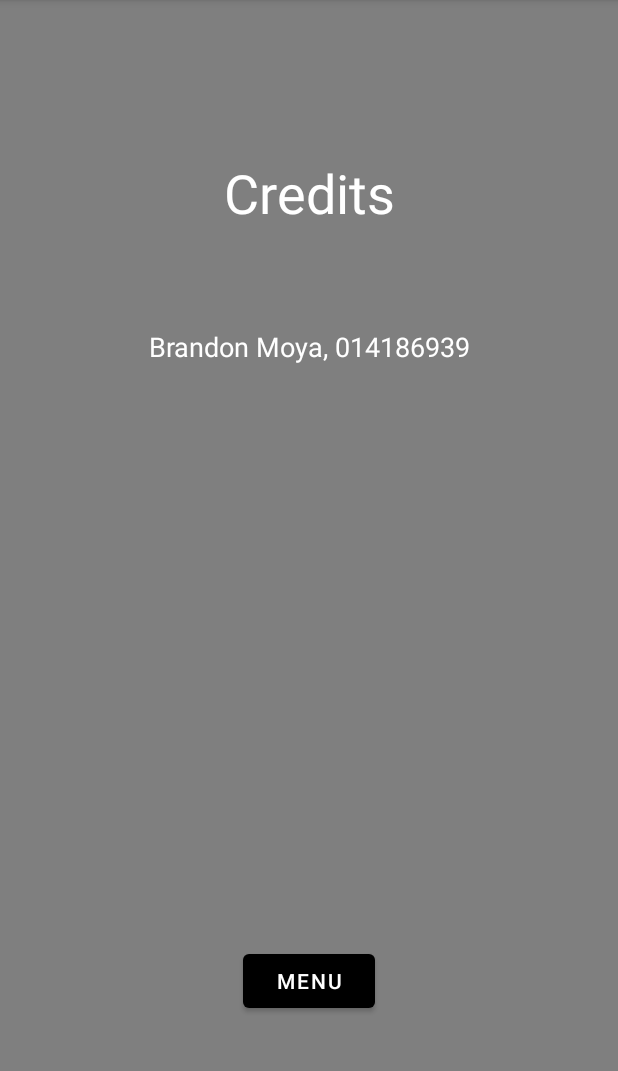
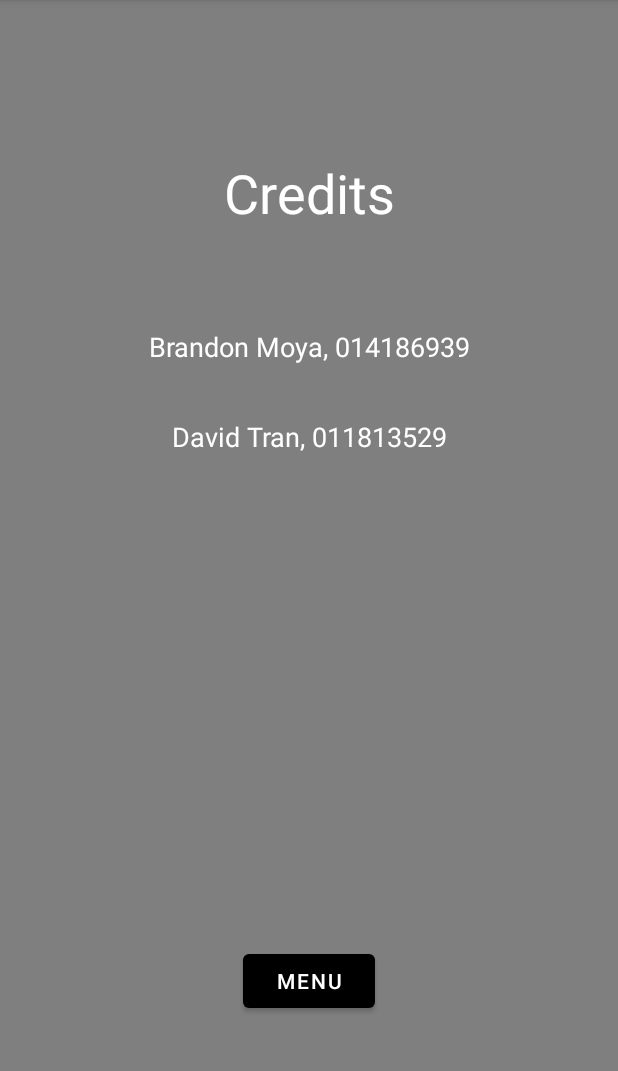
Before and after one commit to bmoya13/concentration_project, an Android app: the CreditsFragment screen opened through its navigation route, on a phone screen of 412 x 824 dp, the part 84-1155 px from its top. Run offline under Robolectric (Android 15) with nearby library versions, the phone set to English and light mode, and no system bars.

```diff
--- a/app/build.gradle
+++ b/app/build.gradle
@@ -35,6 +35,7 @@ dependencies {
     implementation 'androidx.constraintlayout:constraintlayout:2.0.4'
     implementation 'androidx.navigation:navigation-fragment:2.3.5'
     implementation 'androidx.navigation:navigation-ui:2.3.5'
+    implementation 'androidx.legacy:legacy-support-v4:1.0.0'
     testImplementation 'junit:junit:4.+'
     androidTestImplementation 'androidx.test.ext:junit:1.1.2'
     androidTestImplementation 'androidx.test.espresso:espresso-core:3.3.0'
--- a/app/src/main/java/com/example/androidproject/MainActivity.java
+++ b/app/src/main/java/com/example/androidproject/MainActivity.java
@@ -15,9 +15,11 @@ import android.view.Menu;
 import android.view.MenuItem;
 
 public class MainActivity extends AppCompatActivity {
-MediaPlayer mySong;
-boolean wantMusic = true;                      // boolean to keep track of if user wants music or not.
-public static int userCardInput;        // public static variable used to keep track of the desired number of cards from user.
+    MediaPlayer mySong;
+    boolean wantMusic = true;                      // boolean to keep track of if user wants music or not.
+    public static int userCardInput;        // public static variable used to keep track of the desired number of cards from user.
+    public static int score;
+
     @Override
     protected void onCreate(Bundle savedInstanceState) {
         super.onCreate(savedInstanceState);
--- a/app/src/main/java/com/example/androidproject/UserInputFragment.java
+++ b/app/src/main/java/com/example/androidproject/UserInputFragment.java
@@ -41,7 +41,6 @@ public class UserInputFragment extends Fragment {
                 CheckUserInput();                                                               // if start button is clicked, check the user input.
             }
         });
-
     }
 
     public void CheckUserInput() {
--- a/app/src/main/res/layout/fragment_credits.xml
+++ b/app/src/main/res/layout/fragment_credits.xml
@@ -5,6 +5,23 @@
     android:layout_width="match_parent"
     android:layout_height="match_parent"
     android:background="#901E1E1E">
+
+    <TextView
+        android:id="@+id/davidCredit"
+        android:layout_width="251dp"
+        android:layout_height="58dp"
+        android:layout_marginStart="99dp"
+        android:layout_marginLeft="99dp"
+        android:layout_marginEnd="99dp"
+        android:layout_marginRight="99dp"
+        android:layout_marginBottom="448dp"
+        android:gravity="center"
+        android:text="David Tran, 011813529"
+        android:textColor="#FFFFFF"
+        android:textSize="18sp"
+        app:layout_constraintBottom_toBottomOf="parent"
+        app:layout_constraintEnd_toEndOf="parent"
+        app:layout_constraintStart_toStartOf="parent" />
 
     <TextView
         android:id="@+id/creditsTitle"
--- a/app/src/main/res/navigation/nav_graph.xml
+++ b/app/src/main/res/navigation/nav_graph.xml
@@ -27,6 +27,9 @@
         <action
             android:id="@+id/action_SecondFragment_to_FirstFragment"
             app:destination="@id/FirstFragment" />
+        <action
+            android:id="@+id/action_SecondFragment_to_postGameFragment"
+            app:destination="@id/postGameFragment" />
     </fragment>
     <fragment
         android:id="@+id/userInputFragment"
@@ -47,4 +50,12 @@
             android:id="@+id/action_creditsFragment_to_FirstFragment"
             app:destination="@id/FirstFragment" />
     </fragment>
+    <fragment
+        android:id="@+id/postGameFragment"
+        android:name="com.example.androidproject.PostGameFragment"
+        android:label="PostGameFragment" >
+        <action
+            android:id="@+id/action_postGameFragment_to_FirstFragment"
+            app:destination="@id/FirstFragment" />
+    </fragment>
 </navigation>
--- a/app/src/main/res/values/strings.xml
+++ b/app/src/main/res/values/strings.xml
@@ -29,4 +29,6 @@
     <string name="brandon_moya_014186939">Brandon Moya, 014186939</string>
     <string name="menu">menu</string>
     <string name="back">Back</string>
+    <!-- TODO: Remove or change this placeholder text -->
+    <string name="hello_blank_fragment">Hello blank fragment</string>
 </resources>
```
Also changed, not shown: app/src/main/java/com/example/androidproject/PostGameFragment.java (added, +32 -0 lines), app/src/main/java/com/example/androidproject/SecondFragment.java (+20 -3 lines), app/src/main/res/layout/fragment_first.xml (+4 -4 lines), app/src/main/res/layout/fragment_post_game.xml (added, +15 -0 lines).
